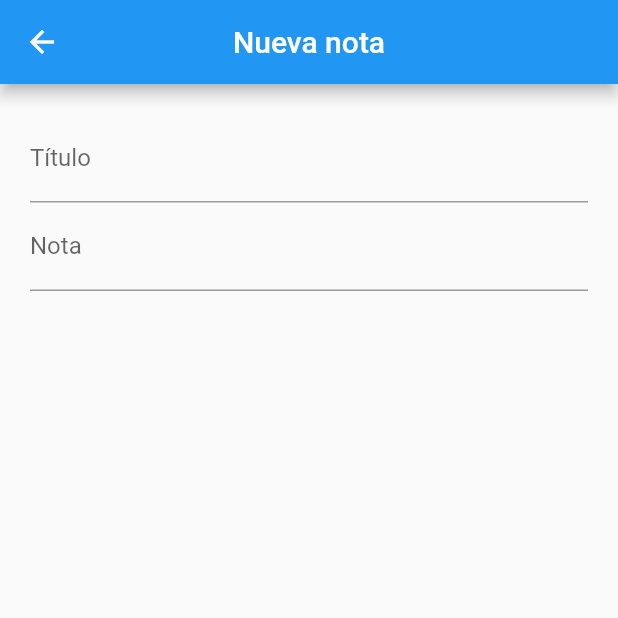
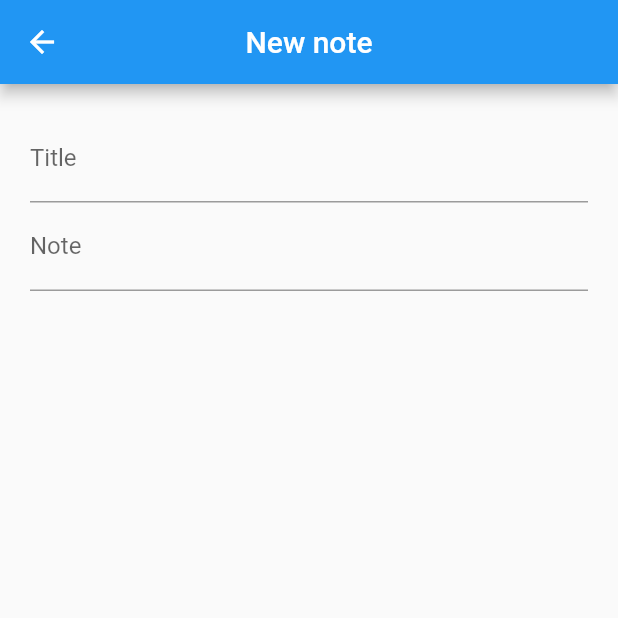
Before and after one commit to leoperez0782/notes_app, a Flutter app: the screen it shows after launch, after a tap on the "add" icon, on a phone screen of 412 x 824 dp, the top half of it. Run offline on Flutter 3.47's test engine with Material 2 defaults, Android fonts, the phone set to English and light mode, and no system bars; our stand-ins replace rxdart, sqflite; accounts and stored records are empty.

Commit message:
added i18n en-es

```diff
--- a/lib/main.dart
+++ b/lib/main.dart
@@ -1,5 +1,8 @@
 import 'package:flutter/material.dart';
+import 'package:flutter_localizations/flutter_localizations.dart';
 import 'package:notes_app/src/blocs/provider.dart';
+import 'package:notes_app/src/minimal-I18n/app_localizations.dart';
+import 'package:notes_app/src/minimal-I18n/app_localizations_delegate.dart';
 import 'package:notes_app/src/pages/home_page.dart';
 import 'package:notes_app/src/pages/new_note_page.dart';
 
@@ -17,12 +20,19 @@ class MyApp extends StatelessWidget {
         darkTheme: ThemeData.dark(),
         themeMode: ThemeMode.system,
         debugShowCheckedModeBanner: false,
-        title: 'App de notas',
+        onGenerateTitle: (BuildContext context) =>
+            AppLocalizations.of(context).appTitle,
         initialRoute: 'home',
         routes: {
           'home': (BuildContext context) => HomePage(),
           'new_note': (BuildContext context) => NewNotePage(),
         },
+        localizationsDelegates: [
+          AppLocalizationsDelegate(),
+          GlobalMaterialLocalizations.delegate,
+          GlobalWidgetsLocalizations.delegate,
+        ],
+        supportedLocales: [Locale('en', ''), Locale('es', '')],
       ),
     );
   }
--- /dev/null
+++ b/lib/src/minimal-I18n/app_localizations.dart
@@ -0,0 +1,41 @@
+import 'package:flutter/material.dart';
+import 'dart:ui' as ui;
+
+class AppLocalizations {
+  final Locale locale;
+
+  AppLocalizations(this.locale);
+  static AppLocalizations _instance = AppLocalizations(ui.window.locale);
+  static AppLocalizations of(BuildContext context) {
+    //return Localizations.of<AppLocalizations>(context, AppLocalizations)!;
+    return _instance;
+  }
+
+  static Map<String, Map<String, String>> _localizedValues = {
+    'en': {
+      'app-title': 'NotesApp',
+      'home-title': 'Notes',
+      'new-note-title': 'New note',
+      'title-label': 'Title',
+      'note-label': 'Note'
+    },
+    'es': {
+      'app-title': 'App de Notas',
+      'home-title': 'Notas',
+      'new-note-title': 'Nueva nota',
+      'title-label': 'Título',
+      'note-label': 'Nota'
+    },
+  };
+
+  String get appTitle => _localizedValues[locale.languageCode]!['app-title']!;
+
+  String get homeTitle => _localizedValues[locale.languageCode]!['home-title']!;
+
+  String get newNoteTitle =>
+      _localizedValues[locale.languageCode]!['new-note-title']!;
+
+  String get titleLabel =>
+      _localizedValues[locale.languageCode]!['title-label']!;
+  String get noteLabel => _localizedValues[locale.languageCode]!['note-label']!;
+}
--- /dev/null
+++ b/lib/src/minimal-I18n/app_localizations_delegate.dart
@@ -0,0 +1,19 @@
+import 'package:flutter/foundation.dart';
+import 'package:flutter/material.dart';
+import 'package:notes_app/src/minimal-I18n/app_localizations.dart';
+
+class AppLocalizationsDelegate extends LocalizationsDelegate<AppLocalizations> {
+  @override
+  bool isSupported(Locale locale) => ['en', 'es'].contains(locale.languageCode);
+
+  @override
+  Future<AppLocalizations> load(Locale locale) {
+    // Returning a SynchronousFuture here because an async "load" operation
+    // isn't needed to produce an instance of DemoLocalizations.
+    return SynchronousFuture<AppLocalizations>(AppLocalizations(locale));
+  }
+
+  @override
+  bool shouldReload(covariant LocalizationsDelegate<AppLocalizations> old) =>
+      false;
+}
--- a/lib/src/pages/home_page.dart
+++ b/lib/src/pages/home_page.dart
@@ -1,6 +1,7 @@
 import 'package:flutter/material.dart';
 import 'package:notes_app/src/blocs/notes_bloc.dart';
 import 'package:notes_app/src/blocs/provider.dart';
+import 'package:notes_app/src/minimal-I18n/app_localizations.dart';
 import 'package:notes_app/src/models/note_model.dart';
 import 'package:notes_app/src/search/search_delegate.dart';
 import 'package:notes_app/src/widgets/note_widget.dart';
@@ -19,7 +20,7 @@ class _HomePageState extends State<HomePage> {
     notesBloc.loadNotes();
     return Scaffold(
       appBar: AppBar(
-        title: Text('Notas'),
+        title: Text(AppLocalizations.of(context).homeTitle),
         centerTitle: true,
         actions: [
           IconButton(
--- a/lib/src/pages/new_note_page.dart
+++ b/lib/src/pages/new_note_page.dart
@@ -1,6 +1,7 @@
 import 'package:flutter/material.dart';
 import 'package:notes_app/src/blocs/notes_bloc.dart';
 import 'package:notes_app/src/blocs/provider.dart';
+import 'package:notes_app/src/minimal-I18n/app_localizations.dart';
 import 'package:notes_app/src/models/note_model.dart';
 
 class NewNotePage extends StatefulWidget {
@@ -15,13 +16,16 @@ class _NewNotePageState extends State<NewNotePage> {
   @override
   Widget build(BuildContext context) {
     notesBloc = Provider.notesBloc(context);
-    final NoteModel? noteData = ModalRoute.of(context)!.settings.arguments as NoteModel?;
+    final NoteModel? noteData =
+        ModalRoute.of(context)!.settings.arguments as NoteModel?;
     if (noteData != null) {
       model = noteData;
     }
     return Scaffold(
       appBar: AppBar(
-        title: Text((noteData == null) ? 'Nueva nota' : model.title!),
+        title: Text((noteData == null)
+            ? AppLocalizations.of(context).newNoteTitle
+            : model.title!),
         centerTitle: true,
       ),
       body: SingleChildScrollView(
@@ -44,7 +48,8 @@ class _NewNotePageState extends State<NewNotePage> {
 
   Widget _createHeader() {
     return TextFormField(
-      decoration: InputDecoration(labelText: 'Título'),
+      decoration:
+          InputDecoration(labelText: AppLocalizations.of(context).titleLabel),
       initialValue: (model.title == null) ? "" : model.title,
       textCapitalization: TextCapitalization.sentences,
       onSaved: (value) => model.title = value,
@@ -53,7 +58,8 @@ class _NewNotePageState extends State<NewNotePage> {
 
   Widget _createBody() {
     return TextFormField(
-      decoration: InputDecoration(labelText: 'Nota'),
+      decoration:
+          InputDecoration(labelText: AppLocalizations.of(context).noteLabel),
       initialValue: (model.content == null) ? "" : model.content,
       textCapitalization: TextCapitalization.sentences,
       maxLength: null,
```
Also changed, not shown: pubspec.yaml (+5 -4 lines), assets/icons/logo_transparent.png (added), pubspec.lock, 21 other files.
